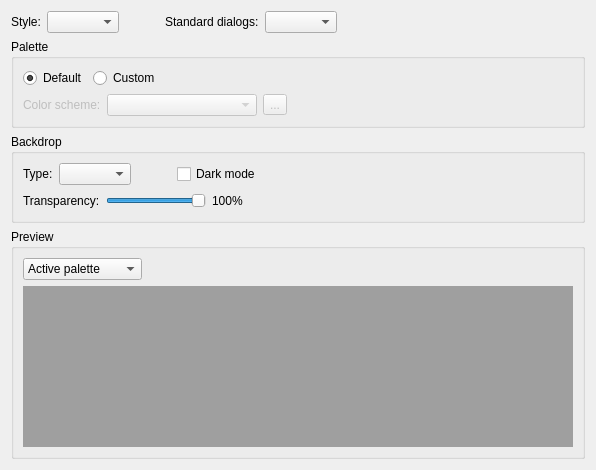
Above: src/qtct/appearancepage.ui from RichardLuo0/qtct-for-windows before the change. Below: the same form after it.
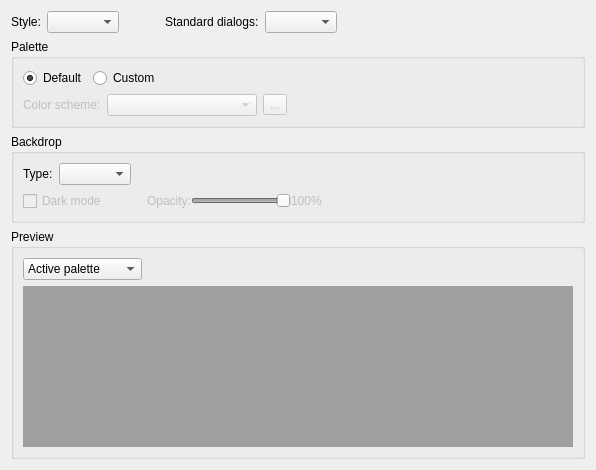
That is the form after the change.

Commit message: add default and none type backdrop

Patch:
```diff
--- a/src/qtct/appearancepage.ui
+++ b/src/qtct/appearancepage.ui
@@ -191,6 +191,49 @@
          <widget class="QComboBox" name="backdropTypeComboBox"/>
         </item>
         <item>
+         <spacer name="horizontalSpacer_6">
+          <property name="orientation">
+           <enum>Qt::Horizontal</enum>
+          </property>
+          <property name="sizeHint" stdset="0">
+           <size>
+            <width>40</width>
+            <height>20</height>
+           </size>
+          </property>
+         </spacer>
+        </item>
+       </layout>
+      </item>
+      <item>
+       <widget class="QWidget" name="backdropSettings" native="true">
+        <property name="enabled">
+         <bool>false</bool>
+        </property>
+        <layout class="QHBoxLayout" name="horizontalLayout_5">
+         <property name="spacing">
+          <number>0</number>
+         </property>
+         <property name="leftMargin">
+          <number>0</number>
+         </property>
+         <property name="topMargin">
+          <number>0</number>
+         </property>
+         <property name="rightMargin">
+          <number>0</number>
+         </property>
+         <property name="bottomMargin">
+          <number>0</number>
+         </property>
+         <item>
+          <widget class="QCheckBox" name="backdropDarkModeCheckBox">
+           <property name="text">
+            <string>Dark mode</string>
+           </property>
+          </widget>
+         </item>
+         <item>
          <spacer name="horizontalSpacer_8">
           <property name="orientation">
            <enum>Qt::Horizontal</enum>
@@ -201,39 +244,15 @@
           <property name="sizeHint" stdset="0">
            <size>
             <width>40</width>
-            <height>0</height>
-           </size>
-          </property>
-         </spacer>
-        </item>
-        <item>
-         <widget class="QCheckBox" name="backdropDarkModeCheckBox">
-          <property name="text">
-           <string>Dark mode</string>
-          </property>
-         </widget>
-        </item>
-        <item>
-         <spacer name="horizontalSpacer_6">
-          <property name="orientation">
-           <enum>Qt::Horizontal</enum>
-          </property>
-          <property name="sizeHint" stdset="0">
-           <size>
-            <width>40</width>
             <height>20</height>
            </size>
           </property>
          </spacer>
         </item>
-       </layout>
-      </item>
-      <item>
-       <layout class="QHBoxLayout" name="horizontalLayout_5">
         <item>
          <widget class="QLabel" name="label_3">
           <property name="text">
-           <string>Transparency:</string>
+            <string>Opacity:</string>
           </property>
          </widget>
         </item>
@@ -276,13 +295,14 @@
           </property>
           <property name="sizeHint" stdset="0">
            <size>
-            <width>40</width>
+             <width>231</width>
             <height>20</height>
            </size>
           </property>
          </spacer>
         </item>
        </layout>
+       </widget>
       </item>
      </layout>
     </widget>
```
Left out of the diff: 4 changed lines with no effect on the pictures. Lines whose indentation alone changed are shown as unchanged. The commit also changes 39 other files.
